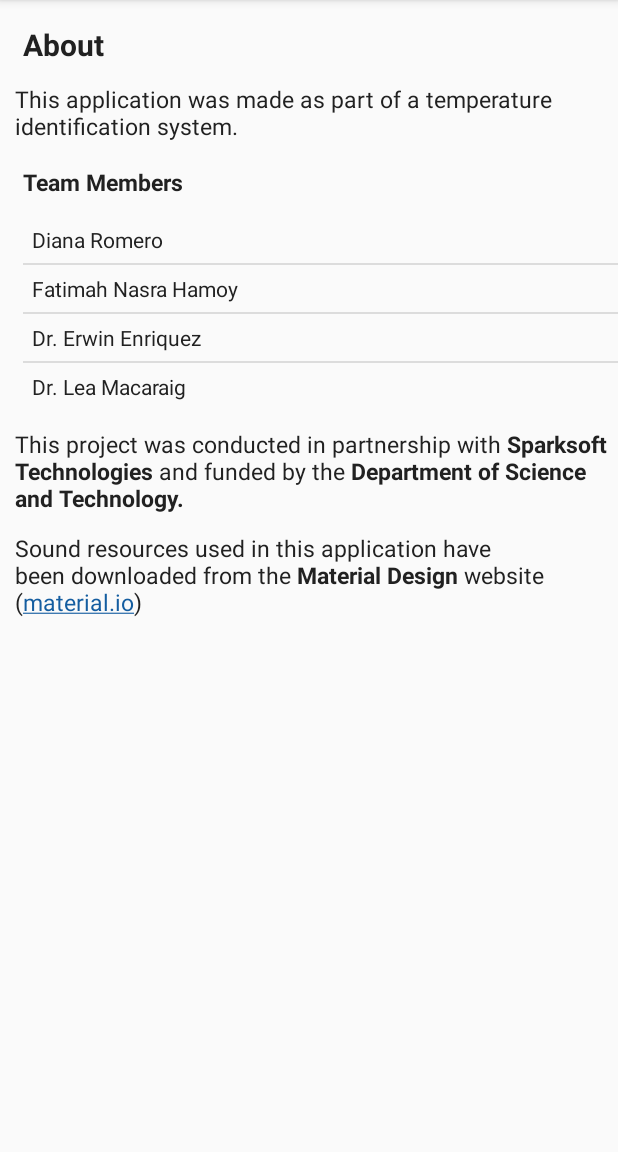
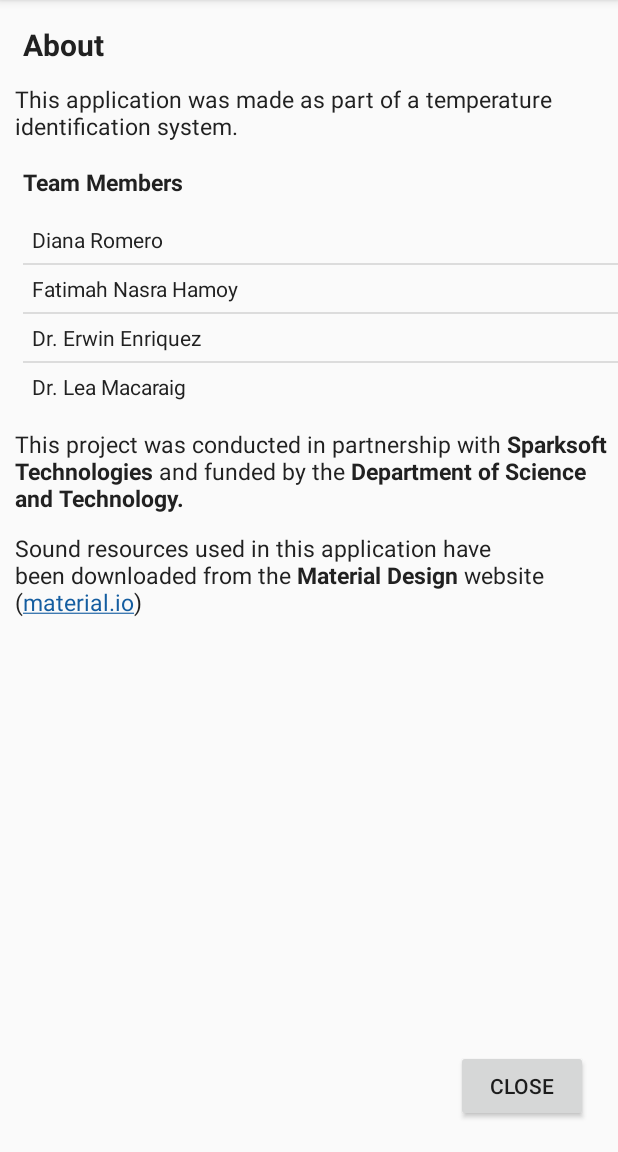
Before and after one commit to yanaromero/BaTIDAndroidApp, an Android app: the About screen opened directly, with no data from a screen before it, on a phone screen of 412 x 824 dp, the part 84-1236 px from its top. Run offline under Robolectric (Android 15) with nearby library versions, the phone set to English and light mode, and no system bars.

Commit message:
added close button to about page

```diff
--- a/app/src/main/java/com/favepc/reader/rfidreaderutility/About.java
+++ b/app/src/main/java/com/favepc/reader/rfidreaderutility/About.java
@@ -3,7 +3,9 @@ package com.favepc.reader.rfidreaderutility;
 import android.content.Context;
 import android.support.v7.app.AppCompatActivity;
 import android.os.Bundle;
+import android.view.View;
 import android.widget.ArrayAdapter;
+import android.widget.Button;
 import android.widget.ListView;
 
 public class About extends AppCompatActivity {
@@ -19,5 +21,12 @@ public class About extends AppCompatActivity {
         teamList = (ListView)findViewById(R.id.aboutTeam);
         ArrayAdapter<String> teamMembers = new ArrayAdapter<String>(this, R.layout.activity_listview,R.id.textView,memberList );
         teamList.setAdapter(teamMembers);
+        Button closeBtn = findViewById(R.id.close_about);
+        closeBtn.setOnClickListener(new View.OnClickListener() {
+            @Override
+            public void onClick(View v) {
+                onBackPressed();
+            }
+        });
     }
 }
--- a/app/src/main/res/layout/about_activity.xml
+++ b/app/src/main/res/layout/about_activity.xml
@@ -6,6 +6,14 @@
     android:layout_height="match_parent"
     tools:context=".About">
 
+    <Button
+        android:id="@+id/close_about"
+        android:layout_width="wrap_content"
+        android:layout_height="wrap_content"
+        app:layout_constraintEnd_toEndOf="parent"
+        app:layout_constraintBottom_toBottomOf="parent"
+        android:layout_margin="20dp"
+        android:text="Close" />
 
     <TextView
         android:id="@+id/aboutTitle"
@@ -55,7 +63,9 @@
         android:paddingLeft="15dp"
         android:layout_height="wrap_content"
         android:layout_marginTop="12dp"
-        app:layout_constraintTop_toBottomOf="@+id/aboutTeamHeader"></ListView>
+        app:layout_constraintTop_toBottomOf="@+id/aboutTeamHeader">
+
+    </ListView>
 
     <TextView
         android:id="@+id/aboutPartner"
```
